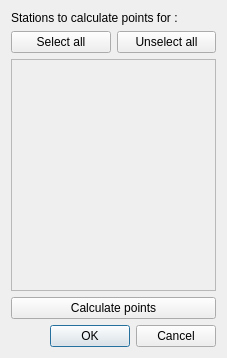
Above: plugins/topographytools/tt_dialogpoints.ui from qwilvove/LibreCAD-topography before the change. Below: the same form after it.
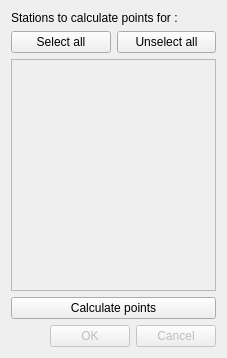
That is the form after the change.

Commit message: Calculate points works

```diff
--- a/plugins/topographytools/tt_dialogpoints.ui
+++ b/plugins/topographytools/tt_dialogpoints.ui
@@ -66,6 +66,9 @@
    </item>
    <item>
     <widget class="QDialogButtonBox" name="buttonBox">
+     <property name="enabled">
+      <bool>false</bool>
+     </property>
      <property name="orientation">
       <enum>Qt::Orientation::Horizontal</enum>
      </property>
```
The commit also changes 2 other files.
